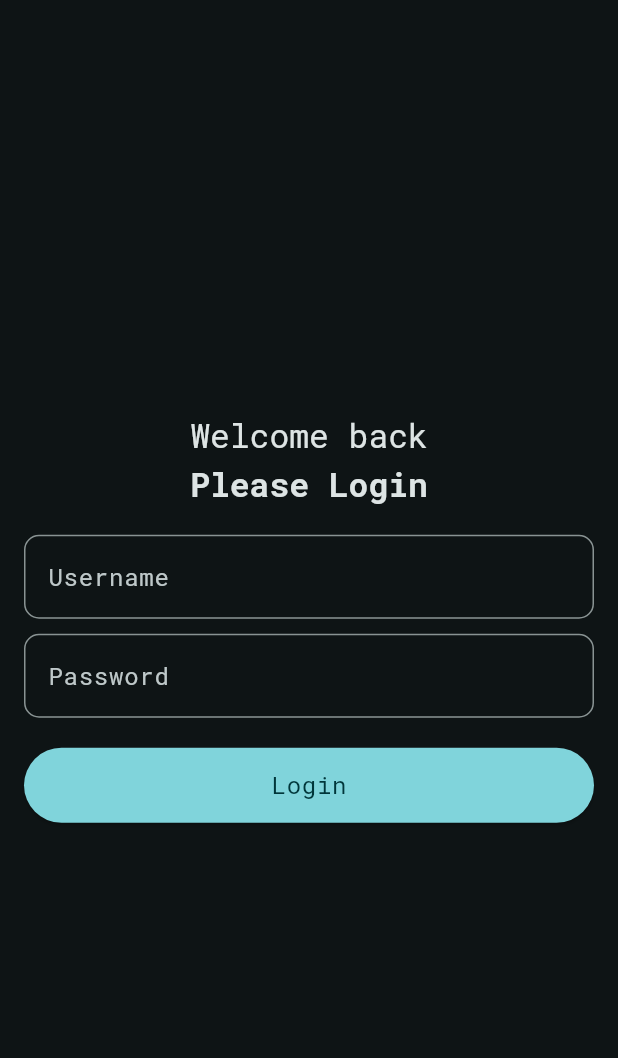
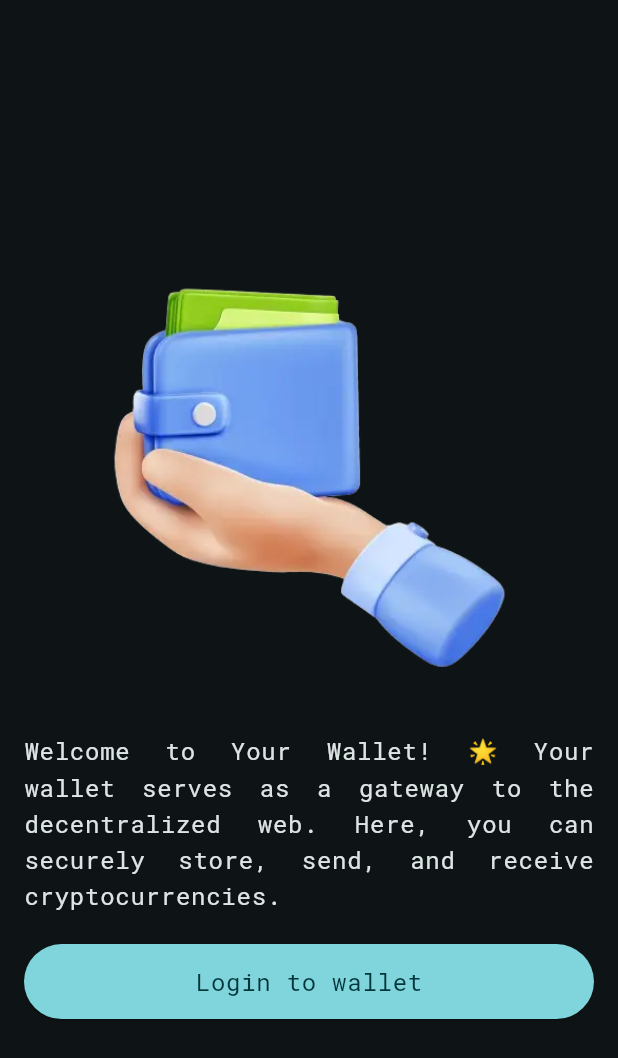
Before and after one commit to hinasahammed/wallet_app, a Flutter app: the screen it shows after launch, on a phone screen of 412 x 824 dp. Shown: the top 1058 px of the screen. Run offline on Flutter 3.47's test engine with Material 3 defaults, Android fonts, the phone set to English and light mode, and no system bars; our stand-ins replace gap, google_fonts.

Commit message:
created wallet starting screen

```diff
--- /dev/null
+++ b/lib/assets/images/image_assets.dart
@@ -0,0 +1,3 @@
+class ImageAssets {
+  static const String walletImage = 'assets/images/wallet_image.webp';
+}
--- a/lib/main.dart
+++ b/lib/main.dart
@@ -1,6 +1,6 @@
 import 'package:flutter/material.dart';
 import 'package:google_fonts/google_fonts.dart';
-import 'package:wallet_app/view/login/login_view.dart';
+import 'package:wallet_app/view/walletStartingView/wallet_starting_view.dart';
 
 void main() {
   runApp(const MyApp());
@@ -23,7 +23,7 @@
         useMaterial3: true,
         textTheme: GoogleFonts.robotoMonoTextTheme(),
       ),
-      home: const LoginView(),
+      home: const WalletStartingView(),
     );
   }
 }
--- /dev/null
+++ b/lib/view/walletStartingView/wallet_starting_view.dart
@@ -0,0 +1,41 @@
+import 'package:flutter/material.dart';
+import 'package:gap/gap.dart';
+import 'package:wallet_app/assets/images/image_assets.dart';
+import 'package:wallet_app/res/components/common/custom_button.dart';
+
+class WalletStartingView extends StatelessWidget {
+  const WalletStartingView({super.key});
+
+  @override
+  Widget build(BuildContext context) {
+    final theme = Theme.of(context);
+    return Scaffold(
+      body: Padding(
+        padding: const EdgeInsets.all(16.0),
+        child: Column(
+          mainAxisAlignment: MainAxisAlignment.center,
+          children: [
+            Image.asset(ImageAssets.walletImage),
+            const Gap(20),
+            Text(
+              'Welcome to Your Wallet! 🌟 Your wallet serves as a gateway to the decentralized web. Here, you can securely store, send, and receive cryptocurrencies.',
+              style: theme.textTheme.bodyLarge!.copyWith(
+                color: theme.colorScheme.onSurface,
+              ),
+              textAlign: TextAlign.justify,
+            ),
+            const Gap(20),
+            SizedBox(
+              width: double.infinity,
+              height: 50,
+              child: CustomButton(
+                onPressed: () {},
+                title: "Login to wallet",
+              ),
+            )
+          ],
+        ),
+      ),
+    );
+  }
+}
```
Also changed, not shown: assets/images/wallet.webp (deleted), assets/images/wallet_image.webp (added).
